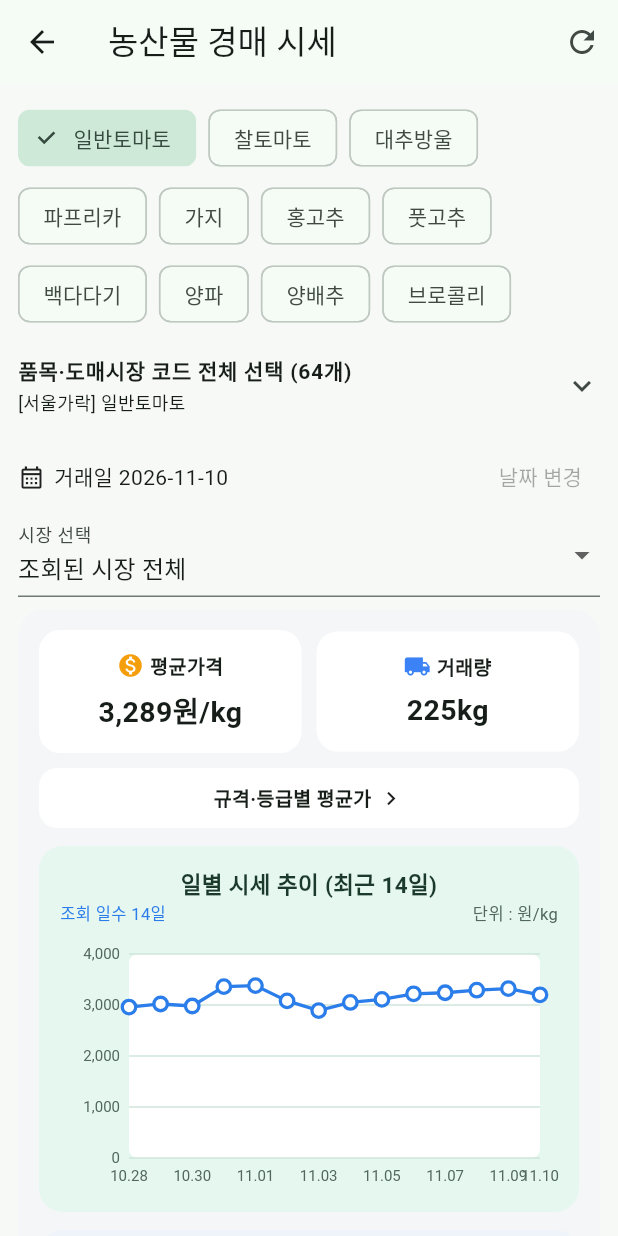
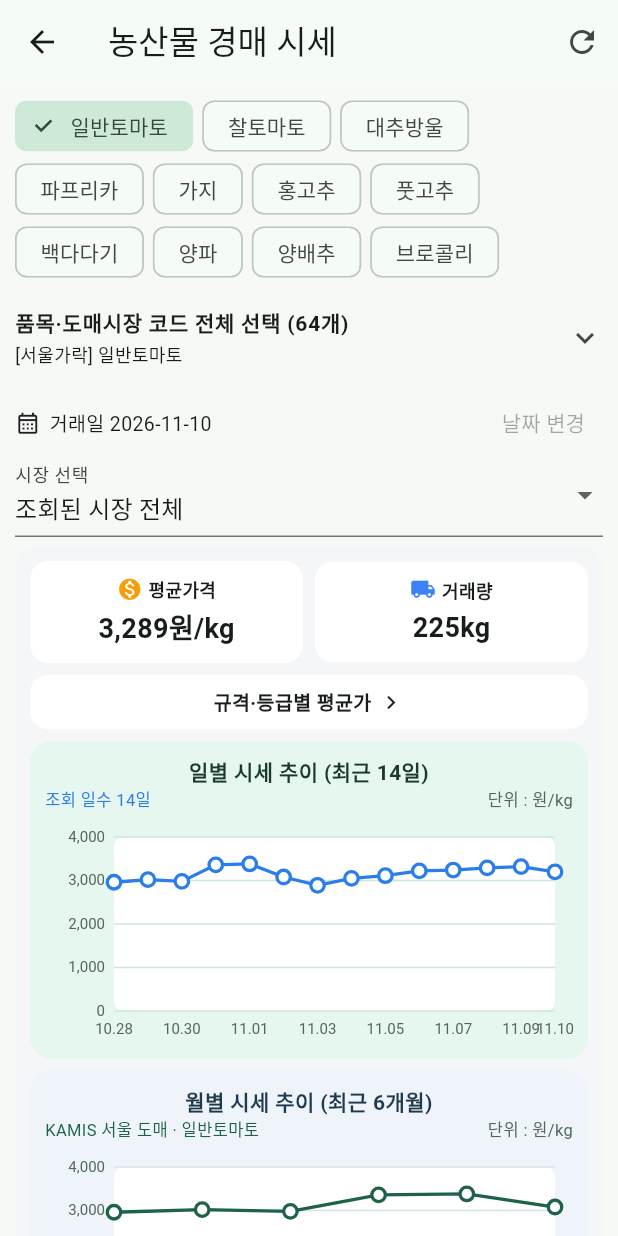
Before and after one commit to OKHand/Hangyeol-app, a Flutter app: the MarketPricesPage screen opened directly, on a phone screen of 412 x 824 dp. Run offline on Flutter 3.47's test engine with Material 3 defaults, Android fonts, the phone set to English and light mode, and no system bars; our stand-ins replace flutter_secure_storage, geolocator, image_picker, webview_flutter; missing offline and left inert: exif, file_selector, webview_windows; accounts and stored records are empty.

Commit message:
Refine UI copy, redesign settings screen, and tighten spacing

```diff
--- a/apps/flutter_shell/lib/src/market/market_prices.dart
+++ b/apps/flutter_shell/lib/src/market/market_prices.dart
@@ -893,49 +893,49 @@ class _MarketPricesPageState extends State<MarketPricesPage> {
     final primaryPrice=usePerKg&&avgPerKg!=null?'${marketMoney(avgPerKg)}원/kg':avgPkg!=null?'${marketMoney(avgPkg)}원':avgPerKg!=null?'${marketMoney(avgPerKg)}원/kg':'-';
     return Container(
       key:const Key('market-dashboard-card'),
-      margin:const EdgeInsets.symmetric(vertical:8),
-      padding:const EdgeInsets.all(14),
-      decoration:BoxDecoration(color:const Color(0xfff4f6f8),borderRadius:BorderRadius.circular(18)),
+      margin:const EdgeInsets.symmetric(vertical:6),
+      padding:const EdgeInsets.all(10),
+      decoration:BoxDecoration(color:const Color(0xfff4f6f8),borderRadius:BorderRadius.circular(16)),
       child:Column(crossAxisAlignment:CrossAxisAlignment.stretch,children:[
-        if(_loadingSummary)const Padding(padding:EdgeInsets.only(bottom:8),child:LinearProgressIndicator(minHeight:2)),
+        if(_loadingSummary)const Padding(padding:EdgeInsets.only(bottom:6),child:LinearProgressIndicator(minHeight:2)),
         Row(children:[
           Expanded(child:Container(
             key:const Key('market-avg-price-card'),
-            padding:const EdgeInsets.symmetric(vertical:14,horizontal:12),
-            decoration:BoxDecoration(color:Colors.white,borderRadius:BorderRadius.circular(14)),
+            padding:const EdgeInsets.symmetric(vertical:10,horizontal:10),
+            decoration:BoxDecoration(color:Colors.white,borderRadius:BorderRadius.circular(12)),
             child:Column(children:[
-              const Row(mainAxisAlignment:MainAxisAlignment.center,children:[Icon(Icons.monetization_on,size:18,color:Color(0xfff59e0b)),SizedBox(width:4),Text('평균가격',style:TextStyle(fontSize:13,fontWeight:FontWeight.w600))]),
-              const SizedBox(height:6),
-              Text(_loadingSummary&&primaryPrice=='-'?'불러오는 중…':primaryPrice,style:const TextStyle(fontSize:19,fontWeight:FontWeight.bold)),
+              const Row(mainAxisAlignment:MainAxisAlignment.center,children:[Icon(Icons.monetization_on,size:17,color:Color(0xfff59e0b)),SizedBox(width:4),Text('평균가격',style:TextStyle(fontSize:12,fontWeight:FontWeight.w600))]),
+              const SizedBox(height:4),
+              Text(_loadingSummary&&primaryPrice=='-'?'불러오는 중…':primaryPrice,style:const TextStyle(fontSize:18,fontWeight:FontWeight.bold)),
             ]),
           )),
-          const SizedBox(width:10),
+          const SizedBox(width:8),
           Expanded(child:Container(
             key:const Key('market-total-volume-card'),
-            padding:const EdgeInsets.symmetric(vertical:14,horizontal:12),
-            decoration:BoxDecoration(color:Colors.white,borderRadius:BorderRadius.circular(14)),
+            padding:const EdgeInsets.symmetric(vertical:10,horizontal:10),
+            decoration:BoxDecoration(color:Colors.white,borderRadius:BorderRadius.circular(12)),
             child:Column(children:[
-              const Row(mainAxisAlignment:MainAxisAlignment.center,children:[Icon(Icons.local_shipping,size:18,color:Color(0xff3b82f6)),SizedBox(width:4),Text('거래량',style:TextStyle(fontSize:13,fontWeight:FontWeight.w600))]),
-              const SizedBox(height:6),
-              Text(_loadingSummary&&totalKg==0&&totalQty==0?'불러오는 중…':(totalKg>0?'${marketMoney(totalKg)}kg':totalQty>0?'${marketMoney(totalQty)}건':'0kg'),style:const TextStyle(fontSize:19,fontWeight:FontWeight.bold)),
+              const Row(mainAxisAlignment:MainAxisAlignment.center,children:[Icon(Icons.local_shipping,size:17,color:Color(0xff3b82f6)),SizedBox(width:4),Text('거래량',style:TextStyle(fontSize:12,fontWeight:FontWeight.w600))]),
+              const SizedBox(height:4),
+              Text(_loadingSummary&&totalKg==0&&totalQty==0?'불러오는 중…':(totalKg>0?'${marketMoney(totalKg)}kg':totalQty>0?'${marketMoney(totalQty)}건':'0kg'),style:const TextStyle(fontSize:18,fontWeight:FontWeight.bold)),
             ]),
           )),
         ]),
         if(groups.isNotEmpty)...[
-          const SizedBox(height:10),
+          const SizedBox(height:8),
           Material(color:Colors.white,borderRadius:BorderRadius.circular(12),child:InkWell(
             key:const Key('market-grade-breakdown'),
             borderRadius:BorderRadius.circular(12),
             onTap:()=>setState(()=>_showGrades=!_showGrades),
-            child:Padding(padding:const EdgeInsets.symmetric(vertical:10,horizontal:14),child:Column(children:[
+            child:Padding(padding:const EdgeInsets.symmetric(vertical:8,horizontal:12),child:Column(children:[
               Row(mainAxisAlignment:MainAxisAlignment.center,children:[
                 Text(summary['settlementSource']!=null?'등급별 평균가':'규격·등급별 평균가',style:const TextStyle(fontSize:13,fontWeight:FontWeight.w600)),
                 const SizedBox(width:4),
                 Icon(_showGrades?Icons.expand_less:Icons.chevron_right,size:18),
               ]),
               if(_showGrades)...[
-                const Divider(height:16),
-                for(final g in groups)Padding(padding:const EdgeInsets.symmetric(vertical:3),child:Row(mainAxisAlignment:MainAxisAlignment.spaceBetween,children:[
+                const Divider(height:12),
+                for(final g in groups)Padding(padding:const EdgeInsets.symmetric(vertical:2),child:Row(mainAxisAlignment:MainAxisAlignment.spaceBetween,children:[
                   Text('${g['label']}',style:const TextStyle(fontSize:12,fontWeight:FontWeight.w600)),
                   Text('${g['avgPricePerKg']!=null?'${marketMoney(g['avgPricePerKg'] as num)}원/kg · ':''}${g['avgPrice']!=null?'평균 ${marketMoney(g['avgPrice'] as num)}원':''}',style:const TextStyle(fontSize:12)),
                 ])),
@@ -944,21 +944,21 @@ class _MarketPricesPageState extends State<MarketPricesPage> {
           )),
         ],
         if(chartPoints.isNotEmpty||_loadingTrend)...[
-          const SizedBox(height:12),
+          const SizedBox(height:8),
           Container(
             key:const Key('market-trend-chart'),
-            padding:const EdgeInsets.fromLTRB(14,14,14,12),
-            decoration:BoxDecoration(color:const Color(0xffe6f7f0),borderRadius:BorderRadius.circular(16)),
+            padding:const EdgeInsets.fromLTRB(10,10,10,8),
+            decoration:BoxDecoration(color:const Color(0xffe6f7f0),borderRadius:BorderRadius.circular(14)),
             child:Column(crossAxisAlignment:CrossAxisAlignment.stretch,children:[
-              Text('일별 시세 추이 (최근 ${prefs.trendDays}일)',textAlign:TextAlign.center,style:const TextStyle(fontSize:15,fontWeight:FontWeight.bold,color:Color(0xff1b3a2b))),
+              Text('일별 시세 추이 (최근 ${prefs.trendDays}일)',textAlign:TextAlign.center,style:const TextStyle(fontSize:14,fontWeight:FontWeight.bold,color:Color(0xff1b3a2b))),
               Row(mainAxisAlignment:MainAxisAlignment.spaceBetween,children:[
                 Text(_loadingTrend?'일별 시세 추이 불러오는 중… ($_trendLoadedBatches/$_totalTrendBatches)':'조회 일수 ${chartPoints.length}일',style:const TextStyle(fontSize:11,color:Color(0xff2b7de9))),
                 Text(usePerKg?'단위 : 원/kg':'단위 : 원',style:const TextStyle(fontSize:11,color:Color(0xff52685c))),
               ]),
               if(_loadingTrend)const Padding(padding:EdgeInsets.only(top:4),child:LinearProgressIndicator(minHeight:2)),
               if(chartPoints.isNotEmpty)...[
-                const SizedBox(height:8),
-                SizedBox(height:170,child:CustomPaint(painter:_MarketTrendPainter(points:chartPoints))),
+                const SizedBox(height:6),
+                SizedBox(height:150,child:CustomPaint(painter:_MarketTrendPainter(points:chartPoints))),
               ],
             ]),
           ),
@@ -996,22 +996,22 @@ class _MarketPricesPageState extends State<MarketPricesPage> {
     final maxVal=mPoints.isEmpty?null:mPoints.map((e)=>e.value).reduce(math.max).round();
     return Container(
       key:const Key('market-monthly-trend-chart'),
-      margin:const EdgeInsets.only(top:12),
-      padding:const EdgeInsets.fromLTRB(14,14,14,12),
-      decoration:BoxDecoration(color:const Color(0xffeef4fa),borderRadius:BorderRadius.circular(16)),
+      margin:const EdgeInsets.only(top:8),
+      padding:const EdgeInsets.fromLTRB(10,10,10,8),
+      decoration:BoxDecoration(color:const Color(0xffeef4fa),borderRadius:BorderRadius.circular(14)),
       child:Column(crossAxisAlignment:CrossAxisAlignment.stretch,children:[
-        Text('월별 시세 추이${mPoints.isNotEmpty?' (최근 ${mPoints.length}개월)':''}',textAlign:TextAlign.center,style:const TextStyle(fontSize:15,fontWeight:FontWeight.bold,color:Color(0xff1e3a4c))),
+        Text('월별 시세 추이${mPoints.isNotEmpty?' (최근 ${mPoints.length}개월)':''}',textAlign:TextAlign.center,style:const TextStyle(fontSize:14,fontWeight:FontWeight.bold,color:Color(0xff1e3a4c))),
         Row(mainAxisAlignment:MainAxisAlignment.spaceBetween,children:[
           Flexible(child:Text(subTitle,overflow:TextOverflow.ellipsis,style:const TextStyle(fontSize:11,color:Color(0xff1e6247)))),
           const SizedBox(width:8),
           Text('단위 : $unitLabel',style:const TextStyle(fontSize:11,color:Color(0xff52685c))),
         ]),
-        if(_loadingMonthly)const Padding(padding:EdgeInsets.only(top:6),child:LinearProgressIndicator(minHeight:2)),
+        if(_loadingMonthly)const Padding(padding:EdgeInsets.only(top:4),child:LinearProgressIndicator(minHeight:2)),
         if(mPoints.isNotEmpty)...[
-          const SizedBox(height:8),
-          SizedBox(height:170,child:CustomPaint(painter:_MarketTrendPainter(points:mPoints,lineColor:const Color(0xff1e6247),gridColor:const Color(0xffd6e2ec)))),
+          const SizedBox(height:6),
+          SizedBox(height:150,child:CustomPaint(painter:_MarketTrendPainter(points:mPoints,lineColor:const Color(0xff1e6247),gridColor:const Color(0xffd6e2ec)))),
           if(minVal!=null&&maxVal!=null)Padding(
-            padding:const EdgeInsets.only(top:6),
+            padding:const EdgeInsets.only(top:4),
             child:Text('최근 ${mPoints.length}개월 평균 범위: 최저 ${marketMoney(minVal)}$unitLabel · 최고 ${marketMoney(maxVal)}$unitLabel',textAlign:TextAlign.center,style:const TextStyle(fontSize:11,color:Color(0xff52685c))),
           ),
         ],
@@ -1083,39 +1083,37 @@ class _MarketPricesPageState extends State<MarketPricesPage> {
         if(widget.client!=null)IconButton(key:const Key('market-open-setup'),tooltip:'시세 설정',onPressed:_loading||_loadingSummary?null:_openSettings,icon:const Icon(Icons.settings_outlined)),
         IconButton(key:const Key('market-refresh'),tooltip:'시세 다시 조회',onPressed:_loading||_loadingSummary?null:()=>_load(forceRefresh:true),icon:const Icon(Icons.refresh)),
       ]),
-      body:SafeArea(child:SingleChildScrollView(padding:const EdgeInsets.all(12),child:Column(crossAxisAlignment:CrossAxisAlignment.stretch,children:[
-        Wrap(spacing:8,runSpacing:4,children:[
+      body:SafeArea(child:SingleChildScrollView(padding:const EdgeInsets.fromLTRB(10,8,10,12),child:Column(crossAxisAlignment:CrossAxisAlignment.stretch,children:[
+        Wrap(spacing:6,runSpacing:2,children:[
           for(final entry in marketProducts.entries)
             if(visibleChips.contains(entry.key)||_product==entry.key)
-              ChoiceChip(key:Key('market-product-${entry.key}'),label:Text(entry.value),selected:_product==entry.key,onSelected:_loading?null:(_)=>_selectPreset(entry.key)),
-          if(!marketProducts.containsKey(_product)&&_customLabel.isNotEmpty)ChoiceChip(key:const Key('market-product-custom'),label:Text(_customLabel),selected:true,onSelected:null),
+              ChoiceChip(key:Key('market-product-${entry.key}'),visualDensity:VisualDensity.compact,label:Text(entry.value),selected:_product==entry.key,onSelected:_loading?null:(_)=>_selectPreset(entry.key)),
+          if(!marketProducts.containsKey(_product)&&_customLabel.isNotEmpty)ChoiceChip(key:const Key('market-product-custom'),visualDensity:VisualDensity.compact,label:Text(_customLabel),selected:true,onSelected:null),
         ]),
         _catalogueSection(),
-        Row(children:[const Icon(Icons.calendar_month_outlined,size:18),const SizedBox(width:6),Expanded(child:Text('거래일 ${_sample?marketSampleDate:marketDay(_date)}')),TextButton(onPressed:_sample||_loading?null:_chooseDate,child:const Text('날짜 변경'))]),
+        Row(children:[const Icon(Icons.calendar_month_outlined,size:17),const SizedBox(width:6),Expanded(child:Text('거래일 ${_sample?marketSampleDate:marketDay(_date)}',style:const TextStyle(fontSize:13))),TextButton(style:TextButton.styleFrom(visualDensity:VisualDensity.compact),onPressed:_sample||_loading?null:_chooseDate,child:const Text('날짜 변경'))]),
         if(_loading)const LinearProgressIndicator(),
-        if(_error.isNotEmpty)Padding(padding:const EdgeInsets.symmetric(vertical:12),child:Text(_error,key:const Key('market-error'),style:TextStyle(color:Theme.of(context).colorScheme.error))),
+        if(_error.isNotEmpty)Padding(padding:const EdgeInsets.symmetric(vertical:8),child:Text(_error,key:const Key('market-error'),style:TextStyle(color:Theme.of(context).colorScheme.error))),
         if(_data!=null)...[
           DropdownButtonFormField<String>(key:ValueKey('market-filter-$_product-$_sample'),initialValue:_market,isExpanded:true,decoration:const InputDecoration(labelText:'시장 선택'),items:[const DropdownMenuItem(value:'',child:Text('조회된 시장 전체')),for(final name in markets)DropdownMenuItem(value:name,child:Text(name))],onChanged:(v)=>setState(()=>_market=v??'')),
           _dashboardSection(visible),
-          Padding(padding:const EdgeInsets.symmetric(vertical:10),child:Text('${_data!['source']}\n${stamp==null?(_loadingSummary?'조회 시각 확인 중…':'조회 시각 미상'):'조회 시각 ${marketDay(stamp)} ${stamp.hour.toString().padLeft(2,'0')}:${stamp.minute.toString().padLeft(2,'0')}'}${_fromCache?' · 저장본 표시 (매일 08시 갱신)':(_data!['cached']==true?' · 서버 캐시':'')}',style:const TextStyle(fontSize:12))),
-          if(_prefetching)Padding(padding:const EdgeInsets.only(bottom:6),child:Text('다른 품목 시세 미리 불러오는 중… ($_prefetchDone/$_prefetchTotal)',style:const TextStyle(fontSize:11,color:Color(0xff1e6247)))),
-          if(!_loadingMoreQuotes&&_data!['truncated']==true)const Text('일부 거래만 조회했습니다. 전체 거래의 평균이나 전체 시장 가격으로 해석하지 마세요.'),
-          Text('표시 ${visible.length}건 · ${_data!['priceBasis']=='unconfirmed'?'제공가격의 단가 기준 확인이 필요합니다.':'가격은 해당 거래의 규격당 낙찰가입니다.'}',style:const TextStyle(fontSize:12)),
+          Padding(padding:const EdgeInsets.symmetric(vertical:6),child:Text('${_data!['source']}\n${stamp==null?(_loadingSummary?'조회 시각 확인 중…':'조회 시각 미상'):'조회 시각 ${marketDay(stamp)} ${stamp.hour.toString().padLeft(2,'0')}:${stamp.minute.toString().padLeft(2,'0')}'}${_fromCache?' · 저장본 표시 (매일 08시 갱신)':(_data!['cached']==true?' · 서버 캐시':'')}',style:const TextStyle(fontSize:12,color:Color(0xff52685c)))),
+          if(_prefetching)Padding(padding:const EdgeInsets.only(bottom:4),child:Text('다른 품목 시세 미리 불러오는 중… ($_prefetchDone/$_prefetchTotal)',style:const TextStyle(fontSize:11,color:Color(0xff1e6247)))),
+          Text('표시 ${visible.length}건',style:const TextStyle(fontSize:12,color:Color(0xff52685c))),
           if(_loadingMoreQuotes)...[
             Padding(padding:const EdgeInsets.symmetric(vertical:4),child:Text('개별 경락가 항목을 차례로 불러오는 중…${visible.isNotEmpty?' (${visible.length}건)':''}',style:const TextStyle(fontSize:12,color:Color(0xff2b7de9)))),
             const LinearProgressIndicator(minHeight:2),
           ],
-          if(visible.isEmpty&&!_loadingMoreQuotes)Padding(padding:const EdgeInsets.all(20),child:Text(_data!['truncated']==true?'조회한 일부 거래에서 해당 품목을 찾지 못했습니다. 전체 거래에 자료가 없다는 의미는 아닙니다.':'해당 거래일의 자료가 없습니다. 휴장·수집 지연일 수 있으니 다른 날짜도 확인하세요.')),
-          for(final row in visible)Card(key:ValueKey('market-quote-${row['id']}'),margin:const EdgeInsets.symmetric(vertical:4),child:Padding(padding:const EdgeInsets.all(12),child:Column(crossAxisAlignment:CrossAxisAlignment.stretch,children:[
-            Text(row['market'] as String,style:const TextStyle(fontWeight:FontWeight.bold)),
-            Text('${row['productName']} · ${row['grade']} · ${row['package']}',style:const TextStyle(fontSize:13)),
-            Text('${marketMoney(row['price'] as num)}원${row['priceBasis']=='unconfirmed'?' (제공가격)':' / ${row['package']}'}',style:const TextStyle(fontSize:22,fontWeight:FontWeight.bold)),
+          if(visible.isEmpty&&!_loadingMoreQuotes)Padding(padding:const EdgeInsets.all(16),child:Text(_data!['truncated']==true?'조회한 일부 거래에서 해당 품목을 찾지 못했습니다. 전체 거래에 자료가 없다는 의미는 아닙니다.':'해당 거래일의 자료가 없습니다. 휴장·수집 지연일 수 있으니 다른 날짜도 확인하세요.')),
+          for(final row in visible)Card(key:ValueKey('market-quote-${row['id']}'),margin:const EdgeInsets.symmetric(vertical:3),child:Padding(padding:const EdgeInsets.symmetric(horizontal:12,vertical:9),child:Column(crossAxisAlignment:CrossAxisAlignment.stretch,children:[
+            Text(row['market'] as String,style:const TextStyle(fontWeight:FontWeight.bold,fontSize:13)),
+            Text('${row['productName']} · ${row['grade']} · ${row['package']}',style:const TextStyle(fontSize:12,color:Color(0xff52685c))),
+            Text('${marketMoney(row['price'] as num)}원${row['priceBasis']=='unconfirmed'?' (제공가격)':' / ${row['package']}'}',style:const TextStyle(fontSize:19,fontWeight:FontWeight.bold)),
             if(row['pricePerKg'] is num)Text('kg당 ${marketMoney(row['pricePerKg'] as num)}원',style:const TextStyle(fontSize:12)),
             if(row['company'] is String)Text('${row['company']} · ${row['auctionTime']??''}',style:const TextStyle(fontSize:12)),
             Text('거래 수량 ${row['quantity']??'미제공'}${row['quantityUnitConfirmed']==false?' (단위 미확인)':''} · ${row['date']}',style:const TextStyle(fontSize:12)),
           ]))),
         ],
-        const Padding(padding:EdgeInsets.symmetric(vertical:12),child:Text('같은 품목이라도 등급·포장 중량이 다르면 가격이 다릅니다. 개별 거래를 단순 평균해 대표 시세로 표시하지 않습니다.',style:TextStyle(fontSize:12))),
       ]))),
     );
   }
```
Also changed, not shown: apps/flutter_shell/lib/src/demo/demo_erp_page.dart (+17 -18 lines), apps/flutter_shell/lib/src/demo/erp_report_view.dart (+5 -7 lines), apps/flutter_shell/lib/src/market/market_setup.dart (+23 -24 lines), apps/flutter_shell/lib/src/serverless/app.dart (+114 -18 lines), apps/flutter_shell/lib/src/serverless/industry_news.dart (+7 -7 lines), 1 other file.
